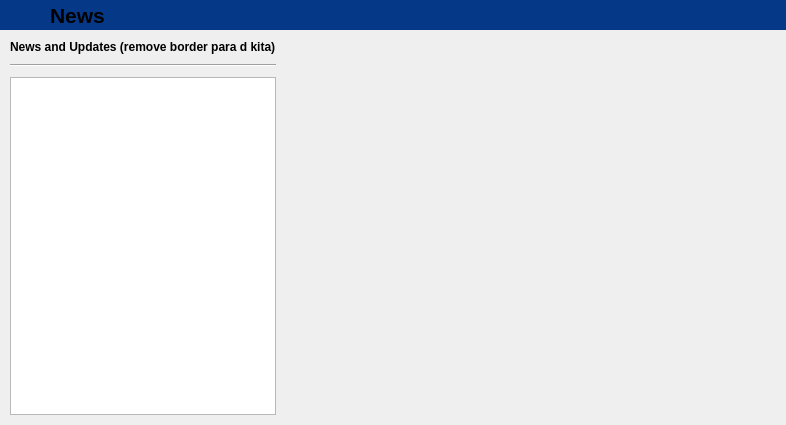
First picture: the form in informationwindownewslist.ui, repository PeteCastle/SoftwareDesignCaseStudy, before the edit.
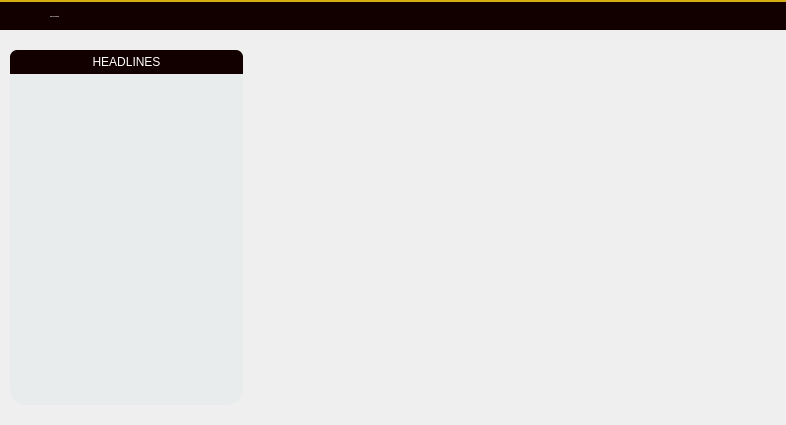
Second picture: the form after the edit.

Patch:
```diff
--- a/informationwindownewslist.ui
+++ b/informationwindownewslist.ui
@@ -32,14 +32,18 @@
    <item>
     <widget class="QWidget" name="Header" native="true">
      <property name="styleSheet">
-      <string notr="true">background-color: rgb(6, 56, 136);</string>
+      <string notr="true">QWidget {
+	border-top:2px solid rgb(213, 173, 18);
+	background-color: rgb(18, 0, 0);
+
+}</string>
      </property>
      <layout class="QHBoxLayout" name="horizontalLayout">
       <property name="sizeConstraint">
        <enum>QLayout::SetDefaultConstraint</enum>
       </property>
       <property name="leftMargin">
-       <number>0</number>
+       <number>50</number>
       </property>
       <property name="topMargin">
        <number>0</number>
@@ -50,35 +54,26 @@
       <property name="bottomMargin">
        <number>0</number>
       </property>
-      <item>
-       <spacer name="horizontalSpacer">
-        <property name="orientation">
-         <enum>Qt::Horizontal</enum>
-        </property>
-        <property name="sizeType">
-         <enum>QSizePolicy::Fixed</enum>
-        </property>
-        <property name="sizeHint" stdset="0">
-         <size>
-          <width>50</width>
-          <height>20</height>
-         </size>
-        </property>
-       </spacer>
-      </item>
       <item>
        <widget class="QLabel" name="label">
         <property name="font">
          <font>
-          <pointsize>16</pointsize>
+          <family>Heebo</family>
+          <pointsize>-1</pointsize>
+          <italic>false</italic>
           <bold>true</bold>
          </font>
         </property>
         <property name="styleSheet">
-         <string notr="true"/>
+         <string notr="true">QLabel {
+
+	color: rgb(255, 255, 255);
+font: bold 25px &quot;Heebo&quot;;
+
+}</string>
         </property>
         <property name="text">
-         <string>News</string>
+         <string>News and Updates</string>
         </property>
        </widget>
       </item>
@@ -100,51 +95,86 @@
    </item>
    <item>
     <layout class="QHBoxLayout" name="horizontalLayout_2" stretch="30,70">
+     <property name="spacing">
+      <number>0</number>
+     </property>
+     <property name="leftMargin">
+      <number>10</number>
+     </property>
+     <property name="rightMargin">
+      <number>0</number>
+     </property>
      <item>
       <widget class="QWidget" name="widget_2" native="true">
        <layout class="QVBoxLayout" name="verticalLayout">
         <property name="spacing">
-         <number>10</number>
+         <number>0</number>
         </property>
         <property name="leftMargin">
-         <number>10</number>
+         <number>0</number>
         </property>
         <property name="topMargin">
-         <number>10</number>
+         <number>20</number>
         </property>
         <property name="rightMargin">
-         <number>10</number>
+         <number>0</number>
         </property>
         <property name="bottomMargin">
-         <number>10</number>
+         <number>20</number>
         </property>
-        <item alignment="Qt::AlignHCenter">
-         <widget class="QLabel" name="NewsLabel">
-          <property name="font">
-           <font>
-            <bold>true</bold>
-           </font>
+        <item>
+         <widget class="QLabel" name="label_2">
+          <property name="styleSheet">
+           <string notr="true">QLabel {
+background-color:  rgb(18, 0, 0);
+	color: rgb(255, 255, 255);
+	font: bold 16px &quot;Heebo&quot;;
+	border-top-right-radius: 7px;
+	border-top-left-radius: 7px;
+	padding: 5px;
+
+}</string>
           </property>
           <property name="text">
-           <string>News and Updates (remove border para d kita)</string>
+           <string>HEADLINES</string>
           </property>
-          <property name="scaledContents">
-           <bool>false</bool>
-          </property>
-          <property name="wordWrap">
-           <bool>false</bool>
-          </property>
-         </widget>
-        </item>
-        <item>
-         <widget class="Line" name="line">
-          <property name="orientation">
-           <enum>Qt::Horizontal</enum>
+          <property name="alignment">
+           <set>Qt::AlignCenter</set>
           </property>
          </widget>
         </item>
         <item>
          <widget class="QListView" name="NewsList">
+          <property name="styleSheet">
+           <string notr="true">QListView {
+    show-decoration-selected: 0; /* make the selection span the entire width of the view */
+	background-color: rgb(233, 236, 237);
+	font:  16px 'Heebo';
+	padding: 5px 5px 5px 5px;
+	border-bottom-right-radius: 15px;
+	border-bottom-left-radius: 15px;
+}
+QListView::item{
+	padding: 5px 3px 5px 3px;
+}
+QListView::item:selected {
+	background-color: rgb(18, 0, 0);
+	color: rgb(255, 255, 255);
+}
+
+QListView::item:selected:active {
+ 	background-color: rgb(18, 0, 0);
+	color: rgb(255, 255, 255);
+}
+
+QListView::item:hover {
+    color: rgb(255, 255, 255);
+	background-color: rgba(107, 4, 4,240);
+}</string>
+          </property>
+          <property name="horizontalScrollBarPolicy">
+           <enum>Qt::ScrollBarAlwaysOff</enum>
+          </property>
           <property name="wordWrap">
            <bool>true</bool>
           </property>
```
